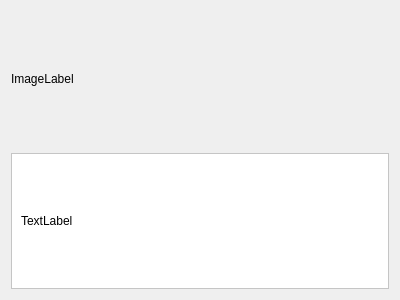
Before: the Qt Designer form ui/EntryDetailsWidget.ui in JulWit/PasswordManager, drawn with Qt 5.
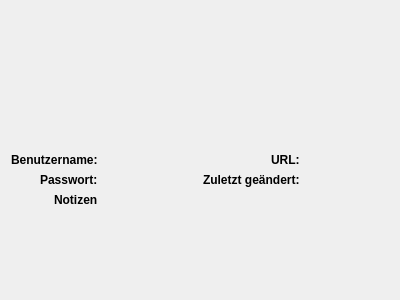
After: the same form once the commit is applied.

Commit message: Cleanup, Verbindung der Widgets verbessert, MainWindow update

```diff
--- a/ui/EntryDetailsWidget.ui
+++ b/ui/EntryDetailsWidget.ui
@@ -18,94 +18,129 @@
   </property>
   <layout class="QVBoxLayout" name="verticalLayout">
    <item>
-    <widget class="QLabel" name="label">
+    <widget class="QLabel" name="titleLabel">
      <property name="text">
-      <string>ImageLabel</string>
+      <string/>
      </property>
     </widget>
    </item>
    <item>
-    <widget class="QFrame" name="frame">
-     <property name="palette">
-      <palette>
-       <active>
-        <colorrole role="Base">
-         <brush brushstyle="SolidPattern">
-          <color alpha="255">
-           <red>255</red>
-           <green>255</green>
-           <blue>255</blue>
-          </color>
-         </brush>
-        </colorrole>
-        <colorrole role="Window">
-         <brush brushstyle="SolidPattern">
-          <color alpha="255">
-           <red>255</red>
-           <green>255</green>
-           <blue>255</blue>
-          </color>
-         </brush>
-        </colorrole>
-       </active>
-       <inactive>
-        <colorrole role="Base">
-         <brush brushstyle="SolidPattern">
-          <color alpha="255">
-           <red>255</red>
-           <green>255</green>
-           <blue>255</blue>
-          </color>
-         </brush>
-        </colorrole>
-        <colorrole role="Window">
-         <brush brushstyle="SolidPattern">
-          <color alpha="255">
-           <red>255</red>
-           <green>255</green>
-           <blue>255</blue>
-          </color>
-         </brush>
-        </colorrole>
-       </inactive>
-       <disabled>
-        <colorrole role="Base">
-         <brush brushstyle="SolidPattern">
-          <color alpha="255">
-           <red>255</red>
-           <green>255</green>
-           <blue>255</blue>
-          </color>
-         </brush>
-        </colorrole>
-        <colorrole role="Window">
-         <brush brushstyle="SolidPattern">
-          <color alpha="255">
-           <red>255</red>
-           <green>255</green>
-           <blue>255</blue>
-          </color>
-         </brush>
-        </colorrole>
-       </disabled>
-      </palette>
-     </property>
-     <property name="autoFillBackground">
-      <bool>true</bool>
-     </property>
-     <property name="frameShape">
-      <enum>QFrame::StyledPanel</enum>
-     </property>
-     <layout class="QVBoxLayout" name="verticalLayout_2">
-      <item>
-       <widget class="QLabel" name="label_2">
-        <property name="text">
-         <string>TextLabel</string>
-        </property>
-       </widget>
-      </item>
-     </layout>
-    </widget>
+    <layout class="QHBoxLayout" name="horizontalLayout">
+     <item>
+      <layout class="QFormLayout" name="formLayout">
+       <property name="labelAlignment">
+        <set>Qt::AlignRight|Qt::AlignTrailing|Qt::AlignVCenter</set>
+       </property>
+       <item row="0" column="0">
+        <widget class="QLabel" name="label">
+         <property name="font">
+          <font>
+           <weight>75</weight>
+           <bold>true</bold>
+          </font>
+         </property>
+         <property name="text">
+          <string>Benutzername:</string>
+         </property>
+        </widget>
+       </item>
+       <item row="0" column="1">
+        <widget class="QLabel" name="usernameLabel">
+         <property name="text">
+          <string/>
+         </property>
+        </widget>
+       </item>
+       <item row="1" column="0">
+        <widget class="QLabel" name="label_3">
+         <property name="font">
+          <font>
+           <weight>75</weight>
+           <bold>true</bold>
+          </font>
+         </property>
+         <property name="text">
+          <string>Passwort:</string>
+         </property>
+        </widget>
+       </item>
+       <item row="1" column="1">
+        <widget class="QLabel" name="passwortLabel">
+         <property name="text">
+          <string/>
+         </property>
+        </widget>
+       </item>
+       <item row="2" column="0">
+        <widget class="QLabel" name="label_7">
+         <property name="font">
+          <font>
+           <weight>75</weight>
+           <bold>true</bold>
+          </font>
+         </property>
+         <property name="text">
+          <string>Notizen</string>
+         </property>
+        </widget>
+       </item>
+       <item row="2" column="1">
+        <widget class="QLabel" name="notesLabel">
+         <property name="text">
+          <string/>
+         </property>
+        </widget>
+       </item>
+      </layout>
+     </item>
+     <item>
+      <layout class="QFormLayout" name="formLayout_3">
+       <property name="labelAlignment">
+        <set>Qt::AlignRight|Qt::AlignTrailing|Qt::AlignVCenter</set>
+       </property>
+       <item row="0" column="0">
+        <widget class="QLabel" name="label_5">
+         <property name="font">
+          <font>
+           <weight>75</weight>
+           <bold>true</bold>
+          </font>
+         </property>
+         <property name="text">
+          <string>URL:</string>
+         </property>
+        </widget>
+       </item>
+       <item row="0" column="1">
+        <widget class="QLabel" name="urlLabel">
+         <property name="text">
+          <string/>
+         </property>
+        </widget>
+       </item>
+       <item row="1" column="0">
+        <widget class="QLabel" name="modifiedLabel">
+         <property name="font">
+          <font>
+           <weight>75</weight>
+           <bold>true</bold>
+          </font>
+         </property>
+         <property name="text">
+          <string>Zuletzt geändert:</string>
+         </property>
+        </widget>
+       </item>
+       <item row="1" column="1">
+        <widget class="QLabel" name="label_10">
+         <property name="text">
+          <string/>
+         </property>
+        </widget>
+       </item>
+      </layout>
+     </item>
+    </layout>
    </item>
   </layout>
  </widget>
```
The commit also changes 7 other files.
